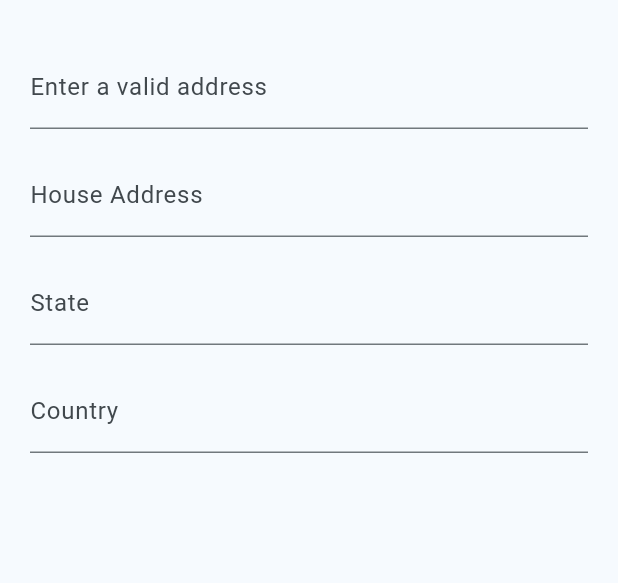
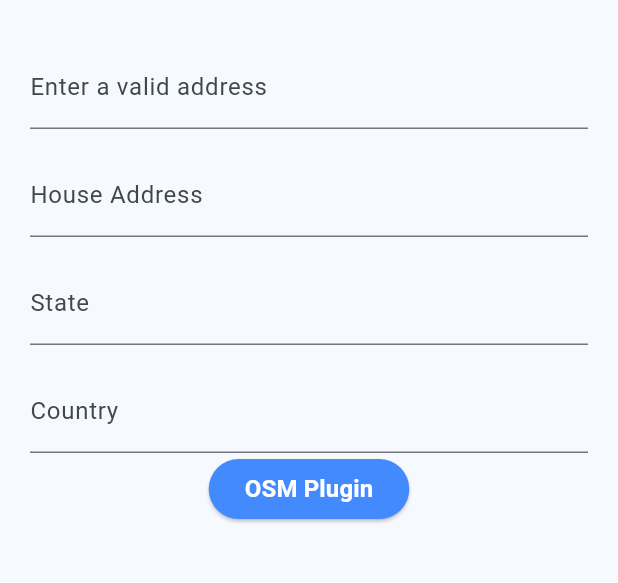
Before and after one commit to droidcon-academy/flutter-cbc-openstreetmap-geocoding, a Flutter app: the screen it shows after launch, on a phone screen of 412 x 824 dp, the part 63-646 px from its top. Run offline on Flutter 3.47's test engine with Material 3 defaults, Android fonts, the phone set to English and light mode, and no system bars; our stand-ins replace stacked; missing offline and left inert: flutter_osm_plugin.

Commit message:
final project added

```diff
--- a/source-code/final-project/lib/main.dart
+++ b/source-code/final-project/lib/main.dart
@@ -19,7 +19,6 @@ class MyApp extends StatelessWidget {
         useMaterial3: true,
       ),
       home: const AddressField(),
-      //home: const AddressSearchWidget(), //uncomment to display address search using osm plugin
     );
   }
 }
--- a/source-code/final-project/lib/views/address_field.dart
+++ b/source-code/final-project/lib/views/address_field.dart
@@ -1,5 +1,6 @@
 import 'package:flutter/material.dart';
 import 'package:osm_address/models/address_info.dart';
+import 'package:osm_address/osm_plugin.dart';
 import 'package:osm_address/services/openstreetmap_service.dart';
 import 'package:osm_address/viewmodels/address_field_viewmodel.dart';
 import 'package:stacked/stacked.dart';
@@ -98,7 +99,19 @@ class _AddressFieldState extends State<AddressField> {
                           ),
                         ),
                       ],
-                    ))
+                    )),
+                    ElevatedButton(
+                      onPressed: () {
+                        Navigator.push(context,
+                        MaterialPageRoute(builder: (context) => const AddressSearchWidget()));
+                      },
+                      style: OutlinedButton.styleFrom(
+                          elevation: 1.0,
+                          backgroundColor: Colors.blueAccent,
+                           ),
+                      child: const Text("OSM Plugin",
+                      style: TextStyle(color: Colors.white, fontSize: 16, fontWeight: FontWeight.w600),)
+                      )
                   ],
                 ),
               ),
```
